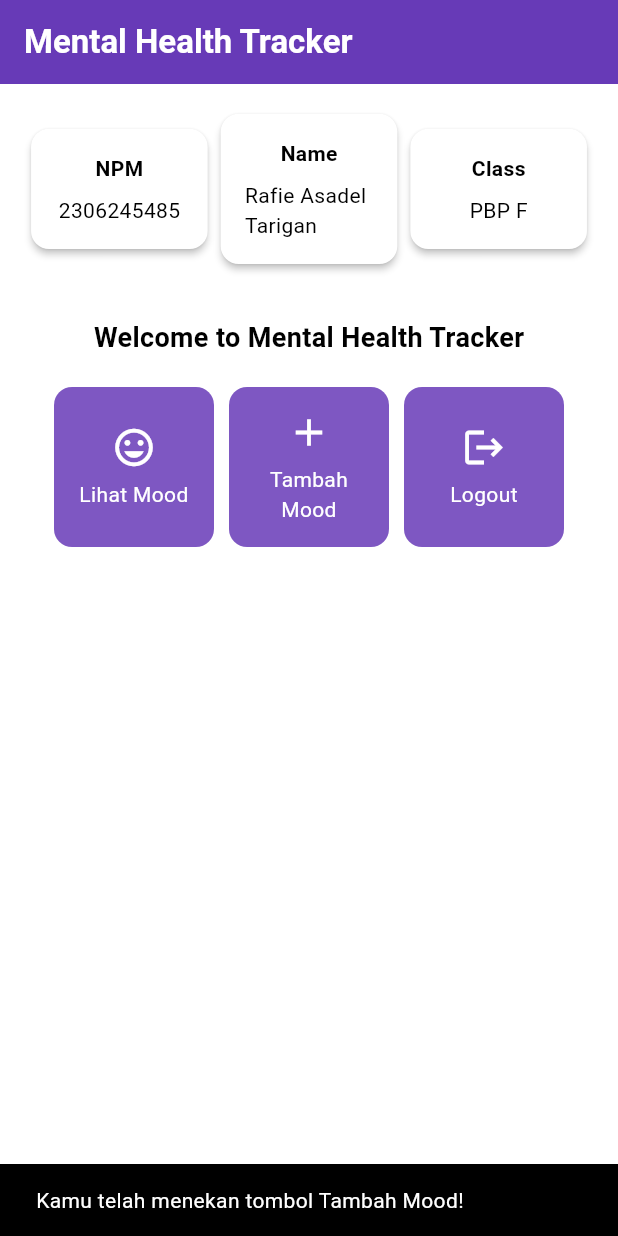
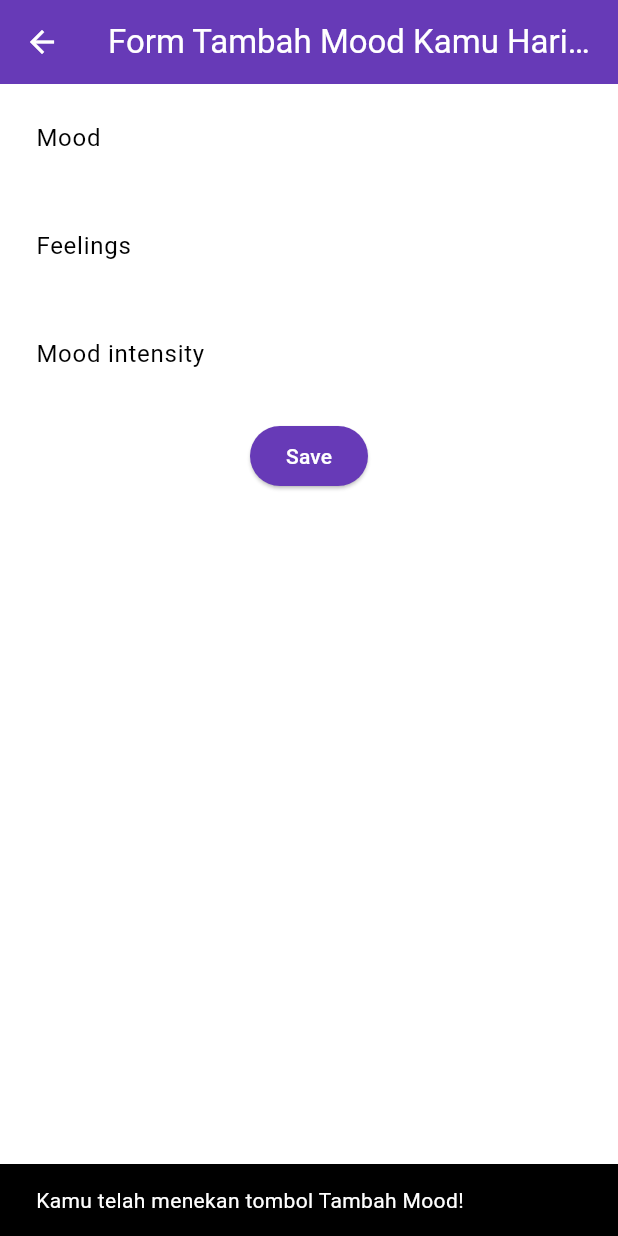
Before and after one commit to rafiedel/mental-health-tracker-mobile, a Flutter app: the screen it shows after launch, after a tap on "Tambah Mood", on a phone screen of 412 x 824 dp. Run offline on Flutter 3.47's test engine with Material 3 defaults, Android fonts, the phone set to English and light mode, and no system bars.

Commit message:
feat: Tutorial 7 Done

```diff
--- a/lib/main.dart
+++ b/lib/main.dart
@@ -1,5 +1,5 @@
 import 'package:flutter/material.dart';
-import 'package:mental_health_tracker/menu.dart';
+import 'package:mental_health_tracker/screens/menu.dart';
 
 void main() {
   runApp(const MyApp());
@@ -12,23 +12,8 @@ class MyApp extends StatelessWidget {
   @override
   Widget build(BuildContext context) {
     return MaterialApp(
-      title: 'Flutter Demo',
+      title: 'Mental Health Tracker',
       theme: ThemeData(
-        // This is the theme of your application.
-        //
-        // TRY THIS: Try running your application with "flutter run". You'll see
-        // the application has a purple toolbar. Then, without quitting the app,
-        // try changing the seedColor in the colorScheme below to Colors.green
-        // and then invoke "hot reload" (save your changes or press the "hot
-        // reload" button in a Flutter-supported IDE, or press "r" if you used
-        // the command line to start the app).
-        //
-        // Notice that the counter didn't reset back to zero; the application
-        // state is not lost during the reload. To reset the state, use hot
-        // restart instead.
-        //
-        // This works for code too, not just values: Most code changes can be
-        // tested with just a hot reload.
         colorScheme: ColorScheme.fromSwatch(
               primarySwatch: Colors.deepPurple,
         ).copyWith(secondary: Colors.deepPurple[400]),
--- a/lib/menu.dart
+++ b/lib/screens/menu.dart
@@ -1,65 +1,6 @@
 import 'package:flutter/material.dart';
-
-class ItemHomepage {
-  final String name;
-  final IconData icon;
-
-  ItemHomepage(this.name, this.icon);
-}
-
-class ItemCard extends StatelessWidget {
-  // Menampilkan kartu dengan ikon dan nama.
-
-  final ItemHomepage item;
-
-  const ItemCard(this.item, {super.key});
-
-  @override
-  Widget build(BuildContext context) {
-    return Material(
-      // Menentukan warna latar belakang dari tema aplikasi.
-      color: Theme.of(context).colorScheme.secondary,
-      // Membuat sudut kartu melengkung.
-      borderRadius: BorderRadius.circular(12),
-
-      child: InkWell(
-        // Aksi ketika kartu ditekan.
-        onTap: () {
-          // Menampilkan pesan SnackBar saat kartu ditekan.
-          ScaffoldMessenger.of(context)
-            ..hideCurrentSnackBar()
-            ..showSnackBar(
-              SnackBar(content: Text("Kamu telah menekan tombol ${item.name}!"))
-            );
-        },
-        // Container untuk menyimpan Icon dan Text
-        child: Container(
-          padding: const EdgeInsets.all(8),
-          child: Center(
-            child: Column(
-              // Menyusun ikon dan teks di tengah kartu.
-              mainAxisAlignment: MainAxisAlignment.center,
-              children: [
-                Icon(
-                  item.icon,
-                  color: Colors.white,
-                  size: 30.0,
-                ),
-                const Padding(padding: EdgeInsets.all(3)),
-                Text(
-                  item.name,
-                  textAlign: TextAlign.center,
-                  style: const TextStyle(color: Colors.white),
-                ),
-              ],
-            ),
-          ),
-        ),
-      ),
-    );
-  }
-
-}
+import 'package:mental_health_tracker/widgets/left_drawer.dart';
+import 'package:mental_health_tracker/widgets/mood_card.dart';
 
 class MyHomePage extends StatelessWidget {
     final String npm = '2306245485'; // NPM
@@ -150,6 +91,7 @@ class MyHomePage extends StatelessWidget {
           ],
         ),
       ),
+      drawer: const LeftDrawer(),
     );
   }
 }
--- /dev/null
+++ b/lib/screens/moodentry_form.dart
@@ -0,0 +1,159 @@
+import 'package:flutter/material.dart';
+
+class MoodEntryFormPage extends StatefulWidget {
+  const MoodEntryFormPage({super.key});
+
+  @override
+  State<MoodEntryFormPage> createState() => _MoodEntryFormPageState();
+}
+
+class _MoodEntryFormPageState extends State<MoodEntryFormPage> {
+  final _formKey = GlobalKey<FormState>();
+  String _mood = "";
+	String _feelings = "";
+	int _moodIntensity = 0;
+
+  @override
+  Widget build(BuildContext context) {
+    return Scaffold(
+      appBar: AppBar(
+        title: const Center(
+          child: Text(
+            'Form Tambah Mood Kamu Hari ini',
+          ),
+        ),
+        backgroundColor: Theme.of(context).colorScheme.primary,
+        foregroundColor: Colors.white,
+      ),
+      // TODO: Tambahkan drawer yang sudah dibuat di sini
+      body: Form(
+        key: _formKey,
+        child: SingleChildScrollView(
+          child: Column(
+            crossAxisAlignment: CrossAxisAlignment.start,
+            children: [
+              Padding(
+                padding: const EdgeInsets.all(8.0),
+                child: TextFormField(
+                  decoration: InputDecoration(
+                    hintText: "Mood",
+                    labelText: "Mood",
+                    border: OutlineInputBorder(
+                      borderRadius: BorderRadius.circular(5.0),
+                    ),
+                  ),
+                  onChanged: (String? value) {
+                    setState(() {
+                      _mood = value!;
+                    });
+                  },
+                  validator: (String? value) {
+                    if (value == null || value.isEmpty) {
+                      return "Mood tidak boleh kosong!";
+                    }
+                    return null;
+                  },
+                ),
+              ),
+              Padding(
+                padding: const EdgeInsets.all(8.0),
+                child: TextFormField(
+                  decoration: InputDecoration(
+                    hintText: "Feelings",
+                    labelText: "Feelings",
+                    border: OutlineInputBorder(
+                      borderRadius: BorderRadius.circular(5.0),
+                    ),
+                  ),
+                  onChanged: (String? value) {
+                    setState(() {
+                      _feelings = value!;
+                    });
+                  },
+                  validator: (String? value) {
+                    if (value == null || value.isEmpty) {
+                      return "Feelings tidak boleh kosong!";
+                    }
+                    return null;
+                  },
+                ),
+              ),
+              Padding(
+                padding: const EdgeInsets.all(8.0),
+                child: TextFormField(
+                  decoration: InputDecoration(
+                    hintText: "Mood intensity",
+                    labelText: "Mood intensity",
+                    border: OutlineInputBorder(
+                      borderRadius: BorderRadius.circular(5.0),
+                    ),
+                  ),
+                  onChanged: (String? value) {
+                    setState(() {
+                      _moodIntensity = int.tryParse(value!) ?? 0;
+                    });
+                  },
+                  validator: (String? value) {
+                    if (value == null || value.isEmpty) {
+                      return "Mood intensity tidak boleh kosong!";
+                    }
+                    if (int.tryParse(value) == null) {
+                      return "Mood intensity harus berupa angka!";
+                    }
+                    return null;
+                  },
+                ),
+              ),
+              Align(
+                alignment: Alignment.bottomCenter,
+                child: Padding(
+                  padding: const EdgeInsets.all(8.0),
+                  child: ElevatedButton(
+                    style: ButtonStyle(
+                      backgroundColor: MaterialStateProperty.all(
+                          Theme.of(context).colorScheme.primary),
+                    ),
+                    onPressed: () {
+                      if (_formKey.currentState!.validate()) {
+                        showDialog(
+                          context: context,
+                          builder: (context) {
+                            return AlertDialog(
+                              title: const Text('Mood berhasil tersimpan'),
+                              content: SingleChildScrollView(
+                                child: Column(
+                                  crossAxisAlignment: CrossAxisAlignment.start,
+                                  children: [
+                                    Text('Mood: $_mood'),
+                                    // TODO: Munculkan value-value lainnya
+                                  ],
+                                ),
+                              ),
+                              actions: [
+                                TextButton(
+                                  child: const Text('OK'),
+                                  onPressed: () {
+                                    Navigator.pop(context);
+                                    _formKey.currentState!.reset();
+                                  },
+                                ),
+                              ],
+                            );
+                          },
+                        );
+                      }
+                    },
+                    child: const Text(
+                      "Save",
+                      style: TextStyle(color: Colors.white),
+                    ),
+                  ),
+                ),
+              ),
+            ],
+          ),
+        ),
+      ),
+    );
+  }
+}
--- /dev/null
+++ b/lib/widgets/left_drawer.dart
@@ -0,0 +1,68 @@
+import 'package:flutter/material.dart';
+import 'package:mental_health_tracker/screens/menu.dart';
+import 'package:mental_health_tracker/screens/moodentry_form.dart';
+
+class LeftDrawer extends StatelessWidget {
+  const LeftDrawer({super.key});
+
+  @override
+  Widget build(BuildContext context) {
+    return Drawer(
+      child: ListView(
+        children: [
+          DrawerHeader(
+            // TODO: Bagian drawer header
+            decoration: BoxDecoration(
+              color: Theme.of(context).colorScheme.primary,
+            ),
+            child: const Column(
+              children: [
+                Text(
+                  'Mental Health Tracker',
+                  textAlign: TextAlign.center,
+                  style: TextStyle(
+                    fontSize: 24,
+                    fontWeight: FontWeight.bold,
+                    color: Colors.white,
+                  ),
+                ),
+                Padding(padding: EdgeInsets.all(8)),
+                Text(
+                  "Ayo jaga kesehatan mentalmu setiap hari disini!",
+                  // TODO: Tambahkan gaya teks dengan center alignment, font ukuran 15, warna putih, dan weight biasa
+                ),
+              ],
+            ),
+          ),
+            // TODO: Bagian routing
+            ListTile(
+              leading: const Icon(Icons.home_outlined),
+              title: const Text('Halaman Utama'),
+              // Bagian redirection ke MyHomePage
+              onTap: () {
+                Navigator.pushReplacement(
+                    context,
+                    MaterialPageRoute(
+                      builder: (context) => MyHomePage(),
+                    ));
+              },
+            ),
+            ListTile(
+              leading: const Icon(Icons.mood),
+              title: const Text('Tambah Mood'),
+              // Bagian redirection ke MoodEntryFormPage
+              onTap: () {
+                /*
+                TODO: Buatlah routing ke MoodEntryFormPage di sini,
+                setelah halaman MoodEntryFormPage sudah dibuat.
+                */
+                Navigator.push(context, MaterialPageRoute(
+                  builder: (context) => MoodEntryFormPage(),
+                ));
+              },
+            ),
+        ],
+      ),
+    );
+  }
+}
--- /dev/null
+++ b/lib/widgets/mood_card.dart
@@ -0,0 +1,71 @@
+import 'package:flutter/material.dart';
+import 'package:mental_health_tracker/screens/moodentry_form.dart';
+
+class ItemHomepage {
+  final String name;
+  final IconData icon;
+
+  ItemHomepage(this.name, this.icon);
+}
+
+class ItemCard extends StatelessWidget {
+  // Menampilkan kartu dengan ikon dan nama.
+
+  final ItemHomepage item;
+
+  const ItemCard(this.item, {super.key});
+
+  @override
+  Widget build(BuildContext context) {
+    return Material(
+      // Menentukan warna latar belakang dari tema aplikasi.
+      color: Theme.of(context).colorScheme.secondary,
+      // Membuat sudut kartu melengkung.
+      borderRadius: BorderRadius.circular(12),
+
+      child: InkWell(
+        // Aksi ketika kartu ditekan.
+        onTap: () {
+          // Menampilkan pesan SnackBar saat kartu ditekan.
+          ScaffoldMessenger.of(context)
+            ..hideCurrentSnackBar()
+            ..showSnackBar(
+              SnackBar(content: Text("Kamu telah menekan tombol ${item.name}!"))
+            );
+
+          // Navigate ke route yang sesuai (tergantung jenis tombol)
+          if (item.name == "Tambah Mood") {
+            // TODO: Gunakan Navigator.push untuk melakukan navigasi ke MaterialPageRoute yang mencakup MoodEntryFormPage.
+            Navigator.push(context, MaterialPageRoute(
+              builder: (context) => const MoodEntryFormPage(),
+            ));
+          }
+        },
+        // Container untuk menyimpan Icon dan Text
+        child: Container(
+          padding: const EdgeInsets.all(8),
+          child: Center(
+            child: Column(
+              // Menyusun ikon dan teks di tengah kartu.
+              mainAxisAlignment: MainAxisAlignment.center,
+              children: [
+                Icon(
+                  item.icon,
+                  color: Colors.white,
+                  size: 30.0,
+                ),
+                const Padding(padding: EdgeInsets.all(3)),
+                Text(
+                  item.name,
+                  textAlign: TextAlign.center,
+                  style: const TextStyle(color: Colors.white),
+                ),
+              ],
+            ),
+          ),
+        ),
+      ),
+    );
+  }
+
+}
```
